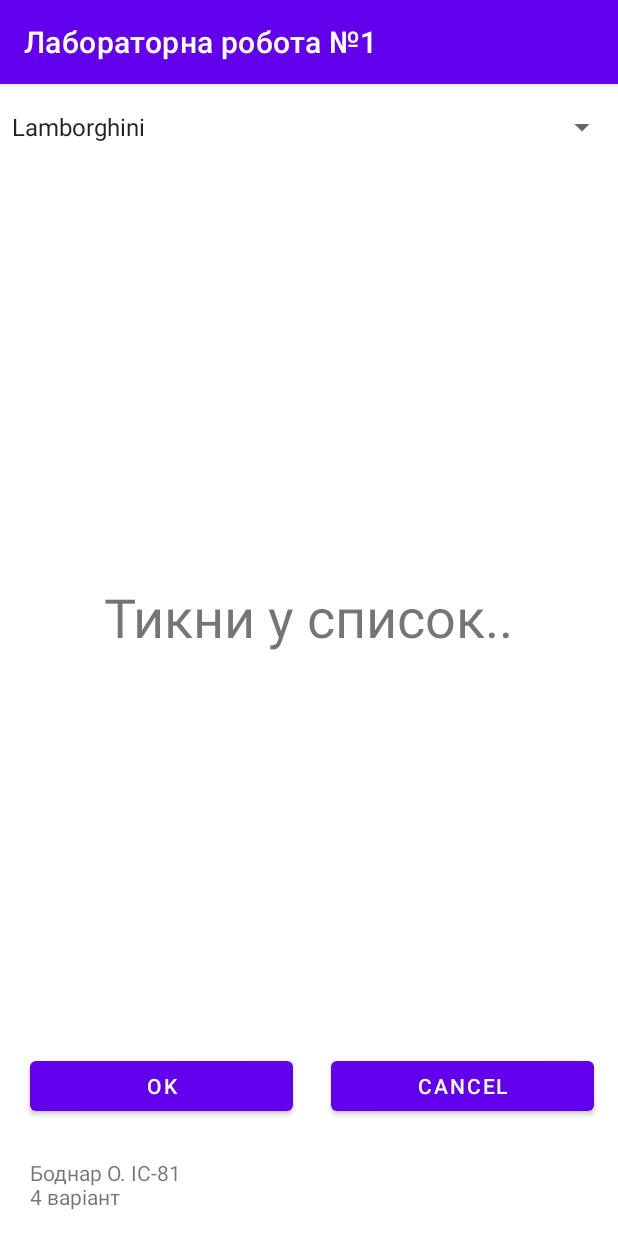
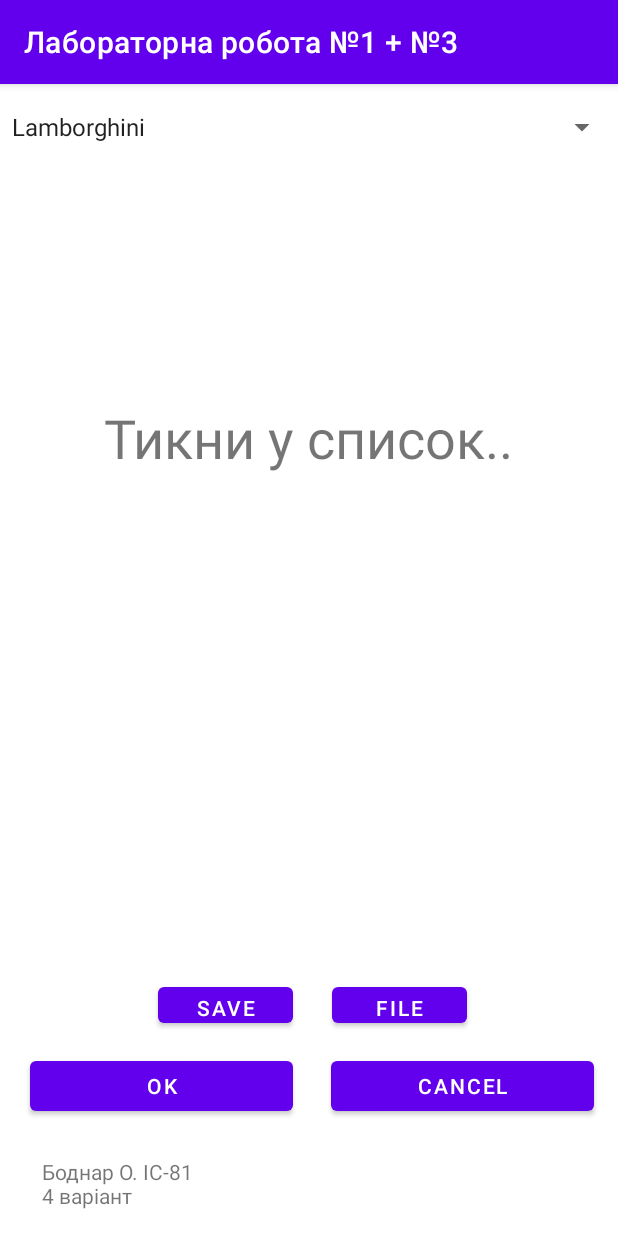
Before and after one commit to pxl-me/MobileDev, an Android app: the screen it shows after launch (MainActivity), on a phone screen of 412 x 824 dp. Run offline under Robolectric (Android 15) with nearby library versions, the phone set to English and light mode, and no system bars.

Commit message:
update to lab3

```diff
--- a/app/build.gradle
+++ b/app/build.gradle
@@ -33,7 +33,10 @@ dependencies {
     implementation 'androidx.appcompat:appcompat:1.1.0'
     implementation 'com.google.android.material:material:1.1.0'
     implementation 'androidx.constraintlayout:constraintlayout:1.1.3'
+    implementation 'androidx.legacy:legacy-support-v4:1.0.0'
+    implementation 'androidx.wear:wear:1.1.0'
     testImplementation 'junit:junit:4.+'
     androidTestImplementation 'androidx.test.ext:junit:1.1.1'
     androidTestImplementation 'androidx.test.espresso:espresso-core:3.2.0'
+    compileOnly 'com.google.android.wearable:wearable:2.8.1'
 }
--- a/app/src/main/java/pxl/mobile/lab1/MainActivity.java
+++ b/app/src/main/java/pxl/mobile/lab1/MainActivity.java
@@ -2,7 +2,9 @@ package pxl.mobile.lab1;
 
 import androidx.appcompat.app.AppCompatActivity;
 
+import android.content.Intent;
 import android.os.Bundle;
+import android.util.Log;
 import android.view.View;
 import android.widget.AdapterView;
 import android.widget.ArrayAdapter;
@@ -10,16 +12,25 @@ import android.widget.Button;
 import android.widget.Spinner;
 import android.widget.TextView;
 import android.widget.Toast;
+import java.io.BufferedWriter;
+import java.io.File;
+import java.io.FileNotFoundException;
+import java.io.IOException;
+import java.io.OutputStreamWriter;
 
 //Вікно містить згорнутий список та кнопки «ОК» і «Cancel». Вивести обране
-//значення зі списку
+//значення зі списку + робота з файлом по лр№3
 //Варіант 4. Боднар О. ІС-81
 
 public class MainActivity extends AppCompatActivity {
-    private String[] autoBrands = {"Lamborghini", "Aston Martin", "BMW", "Tesla",
-            "Ferrari", "Porsche", "Mercedes-Benz", "McLaren", "Lexus", "Zhiguli"};
+    private final String[] autoBrands = {"Lamborghini ", "Aston Martin ", "BMW ", "Tesla ",
+            "Ferrari ", "Porsche ", "Mercedes-Benz ", "McLaren ", "Lexus ", "Zhiguli "};
+    final static String filename = "somefile";
+    final static String defline = "Тикни у список..";
+    final static File file = new File(filename);
+
     TextView myTextView;
-    Button buttonOk, buttonCancel;
+    Button buttonOk, buttonCancel, saveBtn, switchBtn;
     String selectedItem;
 
     @Override
@@ -37,24 +48,64 @@ public class MainActivity extends AppCompatActivity {
 
         autoBrandsAdapter.setDropDownViewResource(android.R.layout.simple_spinner_dropdown_item);
         //шаблон выпадающего списка
-        Spinner spAutoBrands = (Spinner) findViewById(R.id.spAutoBrands);
+        Spinner spAutoBrands = findViewById(R.id.spAutoBrands);
         //выпадающий список
         //spAutoBrands - id из представления
         spAutoBrands.setAdapter(autoBrandsAdapter); //установили адаптер
         spAutoBrands.setPrompt("Автомобільні бренди"); //заголовок
         spAutoBrands.setOnItemSelectedListener(onItemSelectedListener());
 
-        myTextView = (TextView) findViewById(R.id.myTextView);
-        buttonOk = (Button) findViewById(R.id.buttonOk);
-        buttonCancel = (Button) findViewById(R.id.buttonCancel);
-        //текствью и 2 кнопочки, которые будут на экране
+        myTextView = findViewById(R.id.myTextView);
+        buttonOk = findViewById(R.id.buttonOk);
+        buttonCancel = findViewById(R.id.buttonCancel);
+        switchBtn = findViewById(R.id.switchBtn);
+        saveBtn = findViewById(R.id.saveBtn);
+
+        //текствью и кнопочки, которые будут на экране
 
         View.OnClickListener obuttonOk = v -> myTextView.setText(selectedItem);
         buttonOk.setOnClickListener(obuttonOk);
         //2 метод взаемодействия с кнопочкой
 
-        View.OnClickListener obuttonCancel = v -> myTextView.setText("Тикни у список..");
+        View.OnClickListener obuttonCancel = v -> myTextView.setText(defline);
         buttonCancel.setOnClickListener(obuttonCancel);
+
+        saveBtn.setOnClickListener(new View.OnClickListener() {
+            @Override
+            public void onClick(View v) {
+                if (myTextView.getText().toString() != defline) {
+                    saveData(file, myTextView.getText().toString());
+                    Log.d("LOG", "Файл обновлен!");
+                    Toast.makeText(getBaseContext(), "Файл обновлен!", Toast.LENGTH_SHORT).show();
+                }
+            }
+        });
+        switchBtn.setOnClickListener(this::onClick);
+    }
+
+    public void onClick(View v) {
+        switch (v.getId()) {
+            case R.id.switchBtn:
+                Intent intent = new Intent(this, ReadActivity.class);
+                startActivity(intent);
+                break;
+            default:
+                break;
+        }
+    }
+
+    public void saveData(File f, String data)
+    {
+        try {
+            BufferedWriter writer = new BufferedWriter(
+                    new OutputStreamWriter(openFileOutput(filename, MODE_APPEND))); // fast cos buffering data + closed file
+            writer.write(data);
+            writer.close();
+        } catch(FileNotFoundException e){
+            e.printStackTrace();
+        } catch (IOException e) {
+            e.printStackTrace(); // if data empty
+        }
     }
 
     AdapterView.OnItemSelectedListener onItemSelectedListener() {
--- a/app/src/main/res/layout/activity_main.xml
+++ b/app/src/main/res/layout/activity_main.xml
@@ -8,15 +8,16 @@
     tools:context=".MainActivity">
 
     <TextView
+        android:id="@+id/textView"
         android:layout_width="wrap_content"
         android:layout_height="wrap_content"
         android:text="@string/_81"
         app:layout_constraintBottom_toBottomOf="parent"
-        app:layout_constraintHorizontal_bias="0.065"
+        app:layout_constraintHorizontal_bias="0.091"
         app:layout_constraintLeft_toLeftOf="parent"
         app:layout_constraintRight_toRightOf="parent"
         app:layout_constraintTop_toTopOf="parent"
-        app:layout_constraintVertical_bias="0.977" />
+        app:layout_constraintVertical_bias="0.976" />
 
     <Spinner
         android:id="@+id/spAutoBrands"
@@ -64,9 +65,33 @@
         android:textSize="36sp"
         app:layout_constraintBottom_toBottomOf="parent"
         app:layout_constraintEnd_toEndOf="parent"
-        app:layout_constraintHorizontal_bias="0.498"
         app:layout_constraintStart_toStartOf="parent"
         app:layout_constraintTop_toTopOf="parent"
-        app:layout_constraintVertical_bias="0.46" />
+        app:layout_constraintVertical_bias="0.294" />
+
+    <Button
+        android:id="@+id/switchBtn"
+        android:layout_width="90dp"
+        android:layout_height="36dp"
+        android:text="File"
+        app:layout_constraintBottom_toBottomOf="parent"
+        app:layout_constraintEnd_toEndOf="parent"
+        app:layout_constraintHorizontal_bias="0.688"
+        app:layout_constraintStart_toStartOf="parent"
+        app:layout_constraintTop_toTopOf="parent"
+        app:layout_constraintVertical_bias="0.814" />
+
+    <Button
+        android:id="@+id/saveBtn"
+        android:layout_width="90dp"
+        android:layout_height="36dp"
+        android:text="Save"
+        app:layout_constraintBottom_toBottomOf="parent"
+        app:layout_constraintEnd_toEndOf="parent"
+        app:layout_constraintHorizontal_bias="0.327"
+        app:layout_constraintStart_toStartOf="parent"
+        app:layout_constraintTop_toTopOf="parent"
+        app:layout_constraintVertical_bias="0.814" />
+
 
 </androidx.constraintlayout.widget.ConstraintLayout>
--- /dev/null
+++ b/app/src/main/res/values-round/strings.xml
@@ -0,0 +1,3 @@
+<resources>
+    <string name="hello_world">Hello Round World!</string>
+</resources>
--- a/app/src/main/res/values/strings.xml
+++ b/app/src/main/res/values/strings.xml
@@ -1,4 +1,6 @@
 <resources>
-    <string name="app_name">Лабораторна робота №1</string>
+    <string name="app_name">Лабораторна робота №1 + №3</string>
     <string name="_81">Боднар О. ІС-81\n4 варіант</string>
+    <string name="title_activity_read">ReadActivity</string>
+    <string name="read_name">Читання файлу</string>
 </resources>
```
Also changed, not shown: app/src/main/AndroidManifest.xml (+9 -0 lines), app/src/main/java/pxl/mobile/lab1/ReadActivity.java (added, +61 -0 lines), app/src/main/res/layout/activity_read.xml (added, +61 -0 lines), app/src/main/res/values/dimens.xml (added, +15 -0 lines).
